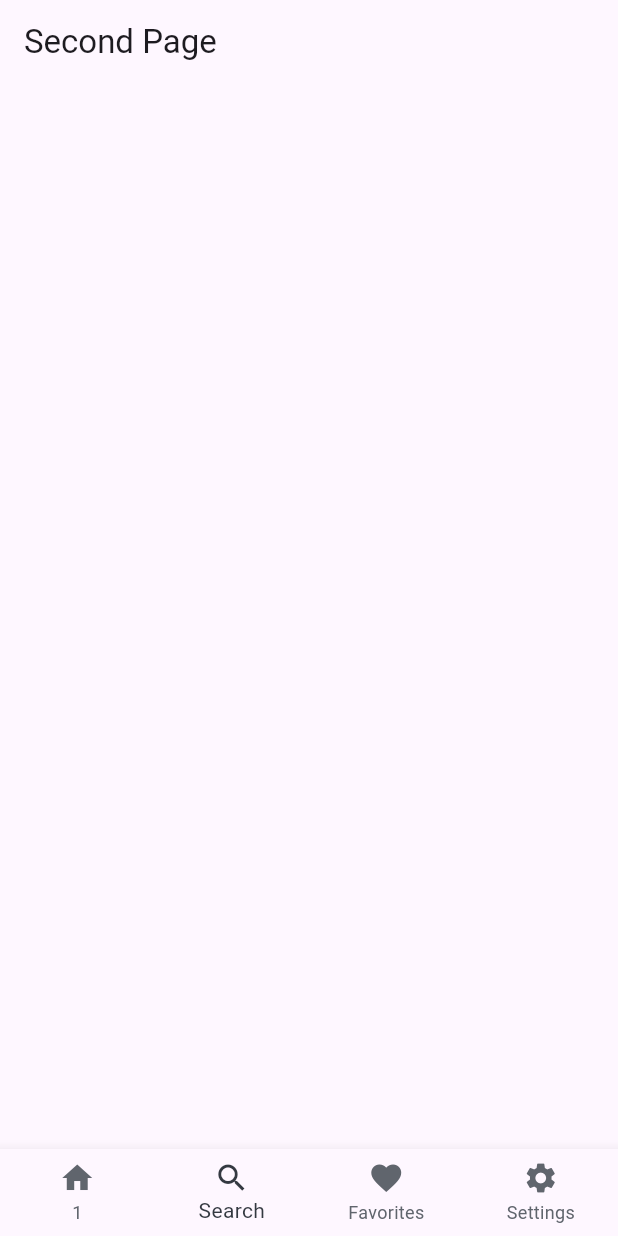
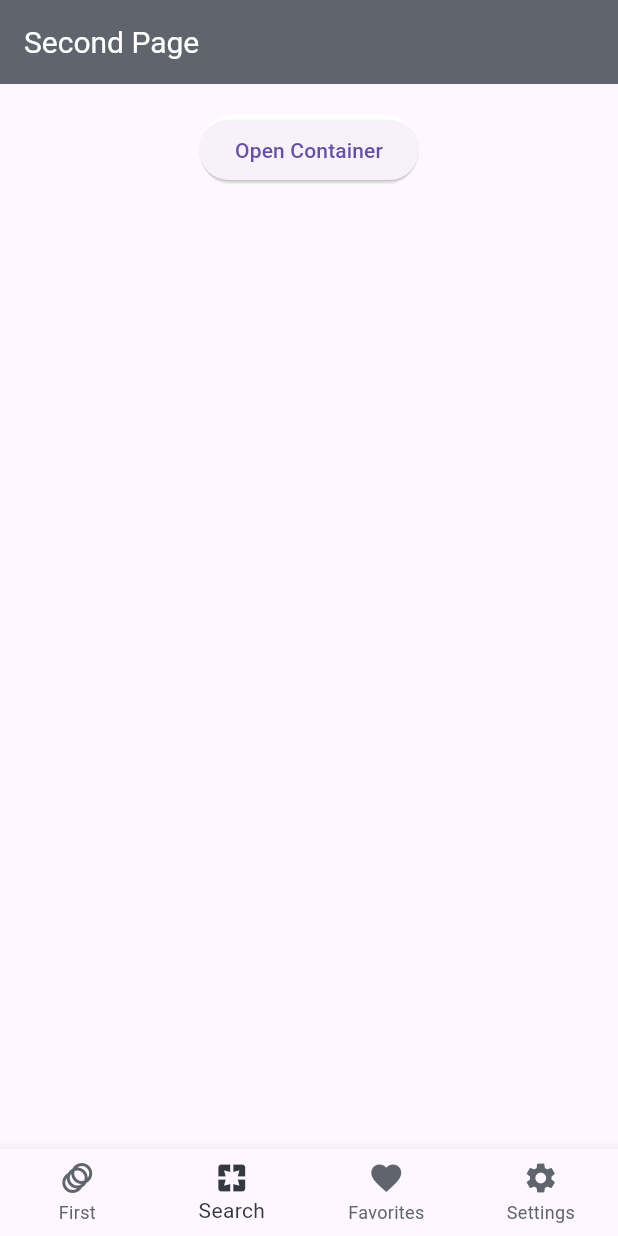
Before and after one commit to sFisher611/extra_widgets, a Flutter app: the screen it shows after launch, item 2 of the bottom bar chosen, on a phone screen of 412 x 824 dp. Run offline on Flutter 3.47's test engine with Material 3 defaults, Android fonts, the phone set to English and light mode, and no system bars; our stand-ins replace avatar_glow, go_router; missing offline and left inert: animator.

Commit message:
animations open container

```diff
--- a/lib/main.dart
+++ b/lib/main.dart
@@ -15,7 +15,16 @@ class MyApp extends StatelessWidget {
       title: 'Extra Widgets',
       theme: ThemeData(
         primarySwatch: Colors.blue,
-        bottomNavigationBarTheme:  BottomNavigationBarThemeData(
+        appBarTheme: const AppBarTheme(
+          backgroundColor: Color(0xff60656D),
+          foregroundColor: Colors.white,
+          titleTextStyle: TextStyle(
+            color: Colors.white,
+            fontSize: 20,
+            fontWeight: FontWeight.w400,
+          ),
+        ),
+        bottomNavigationBarTheme:  const BottomNavigationBarThemeData(
           selectedItemColor: Color(0xff343941),
           unselectedItemColor: Color(0xff60656D),
           showSelectedLabels: true,
--- a/lib/pages/home_page.dart
+++ b/lib/pages/home_page.dart
@@ -27,11 +27,11 @@ class _HomePageState extends State<HomePage> {
         },
         items: const [
           BottomNavigationBarItem(
-            icon: Icon(Icons.home),
-            label: '1',
+            icon: Icon(Icons.animation),
+            label: 'First',
           ),
           BottomNavigationBarItem(
-            icon: Icon(Icons.search),
+            icon: Icon(Icons.pages),
             label: 'Search',
           ),
           BottomNavigationBarItem(
--- a/lib/pages/view/second_page.dart
+++ b/lib/pages/view/second_page.dart
@@ -1,3 +1,4 @@
+import 'package:animations/animations.dart';
 import 'package:flutter/material.dart';
 
 class SecondPage extends StatelessWidget {
@@ -5,7 +6,48 @@ class SecondPage extends StatelessWidget {
   @override
   Widget build(BuildContext context) {
     return Scaffold(
-      appBar: AppBar(title: Text("Second Page")),
+      appBar: AppBar(title: const Text("Second Page")),
+      body: Column(
+        children: [
+          const Row(),
+          const SizedBox(height: 20),
+          OpenContainer(
+            closedBuilder: (_, openContainer) {
+              return ElevatedButton(
+                  onPressed: openContainer,
+                  child: const Text("Open Container"));
+            },
+            openColor: Colors.white,
+            closedElevation: 0.0,
+            closedShape: RoundedRectangleBorder(
+              borderRadius: BorderRadius.circular(100),
+            ),
+            closedColor: Colors.white,
+            openBuilder: (_, closeContainer) {
+              return AnimatorPage(
+                closeContainer: closeContainer,
+              );
+            },
+          ),
+        ],
+      ),
+    );
+  }
+}
+
+class AnimatorPage extends StatelessWidget {
+  AnimatorPage({super.key, required this.closeContainer});
+  Function() closeContainer;
+  @override
+  Widget build(BuildContext context) {
+    return Scaffold(
+      appBar: AppBar(
+        title: const Text('Animator Page'),
+        leading: IconButton(
+          onPressed: closeContainer,
+          icon: const Icon(Icons.arrow_back, color: Colors.white),
+        ),
+      ),
       body: Container(),
     );
   }
--- a/pubspec.yaml
+++ b/pubspec.yaml
@@ -38,6 +38,7 @@ dependencies:
   go_router: ^14.0.0
   avatar_glow: ^3.0.1
   animator: ^3.3.0
+  animations: ^2.0.11
 
 dev_dependencies:
   flutter_test:
```
Also changed, not shown: pubspec.lock, 1 other file.
